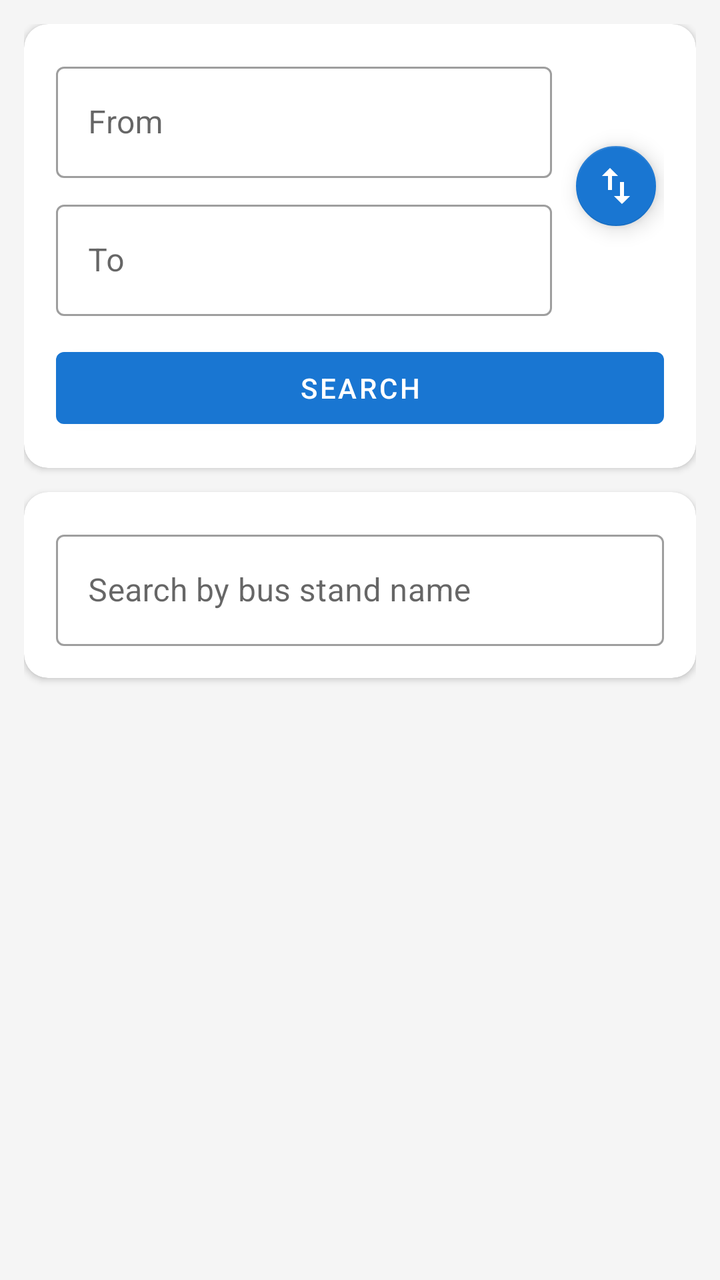
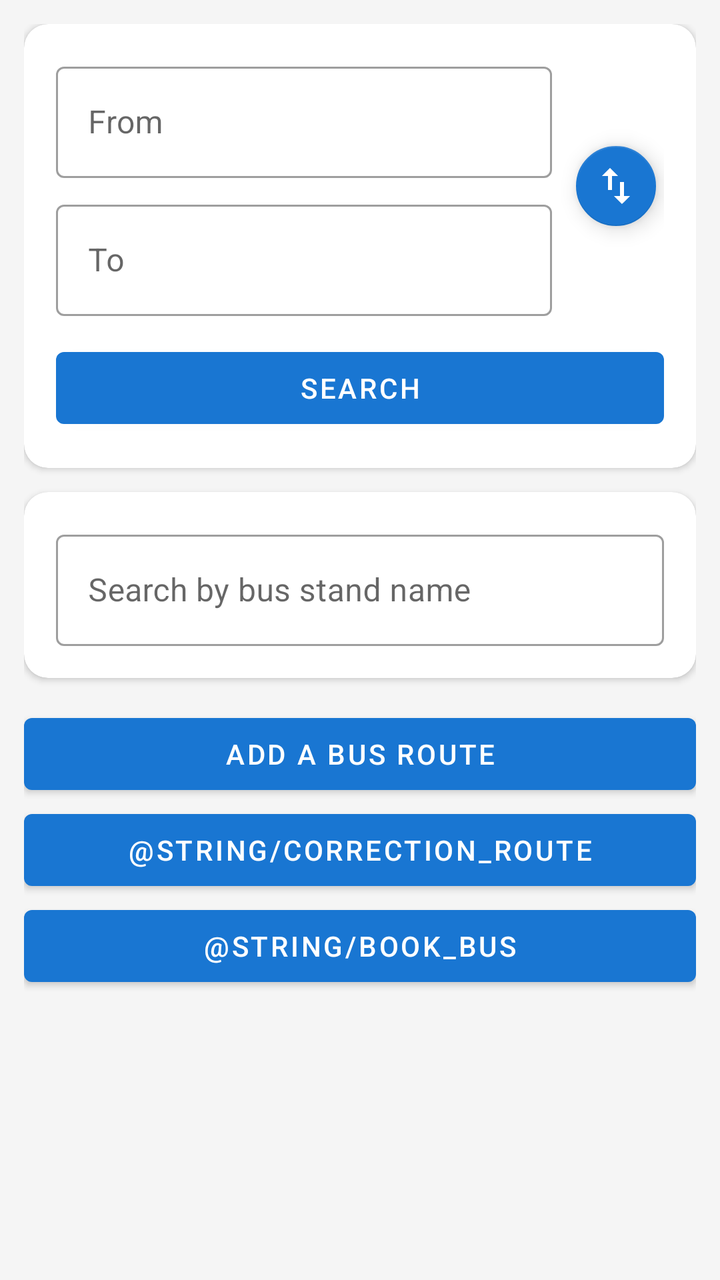

Compare the two renders of this Android layout. The source of the first and the diff that turns it into the second are given below.
<!-- AndroidManifest.xml: application theme Theme.Bustime -->
<!-- res/layout/fragment_bus.xml -->
<?xml version="1.0" encoding="utf-8"?>
<androidx.core.widget.NestedScrollView xmlns:android="http://schemas.android.com/apk/res/android"
    xmlns:app="http://schemas.android.com/apk/res-auto"
    android:layout_width="match_parent"
    android:layout_height="match_parent"
    android:background="#F5F5F5"
    android:fillViewport="true">

    <LinearLayout
        android:layout_width="match_parent"
        android:layout_height="wrap_content"
        android:orientation="vertical"
        android:padding="12dp">

        
        <androidx.cardview.widget.CardView
            android:layout_width="match_parent"
            android:layout_height="wrap_content"
            app:cardCornerRadius="12dp"
            app:cardElevation="2dp">

            <LinearLayout
                android:layout_width="match_parent"
                android:layout_height="wrap_content"
                android:orientation="vertical"
                android:padding="16dp">

                <FrameLayout
                    android:layout_width="match_parent"
                    android:layout_height="wrap_content">

                    <LinearLayout
                        android:layout_width="match_parent"
                        android:layout_height="wrap_content"
                        android:layout_marginEnd="56dp"
                        android:orientation="vertical">

                        <com.google.android.material.textfield.TextInputLayout
                            style="@style/Widget.MaterialComponents.TextInputLayout.OutlinedBox"
                            android:layout_width="match_parent"
                            android:layout_height="wrap_content"
                            android:hint="@string/from_hint">

                            <com.google.android.material.textfield.TextInputEditText
                                android:id="@+id/etFrom"
                                android:layout_width="match_parent"
                                android:layout_height="wrap_content"
                                android:clickable="true"
                                android:cursorVisible="false"
                                android:focusable="false"
                                android:inputType="none"
                                android:maxLines="1" />
                        </com.google.android.material.textfield.TextInputLayout>

                        <com.google.android.material.textfield.TextInputLayout
                            style="@style/Widget.MaterialComponents.TextInputLayout.OutlinedBox"
                            android:layout_width="match_parent"
                            android:layout_height="wrap_content"
                            android:layout_marginTop="8dp"
                            android:hint="@string/to_hint">

                            <com.google.android.material.textfield.TextInputEditText
                                android:id="@+id/etTo"
                                android:layout_width="match_parent"
                                android:layout_height="wrap_content"
                                android:clickable="true"
                                android:cursorVisible="false"
                                android:focusable="false"
                                android:inputType="none"
                                android:maxLines="1" />
                        </com.google.android.material.textfield.TextInputLayout>
                    </LinearLayout>

                    <com.google.android.material.floatingactionbutton.FloatingActionButton
                        android:id="@+id/btnSwap"
                        android:layout_width="wrap_content"
                        android:layout_height="wrap_content"
                        android:layout_gravity="end|center_vertical"
                        android:contentDescription="@string/swap_places"
                        android:src="@drawable/ic_swap_vert"
                        app:backgroundTint="@color/colorPrimary"
                        app:fabSize="mini"
                        app:tint="@android:color/white" />
                </FrameLayout>

                <Button
                    android:id="@+id/btnSearchRoute"
                    android:layout_width="match_parent"
                    android:layout_height="wrap_content"
                    android:layout_marginTop="12dp"
                    android:text="@string/search" />
            </LinearLayout>
        </androidx.cardview.widget.CardView>

        
        <androidx.cardview.widget.CardView
            android:layout_width="match_parent"
            android:layout_height="wrap_content"
            android:layout_marginTop="12dp"
            app:cardCornerRadius="12dp"
            app:cardElevation="2dp">

            <LinearLayout
                android:layout_width="match_parent"
                android:layout_height="wrap_content"
                android:orientation="vertical"
                android:padding="16dp">

                <com.google.android.material.textfield.TextInputLayout
                    style="@style/Widget.MaterialComponents.TextInputLayout.OutlinedBox"
                    android:layout_width="match_parent"
                    android:layout_height="wrap_content"
                    android:hint="@string/stand_hint">

                    <com.google.android.material.textfield.TextInputEditText
                        android:id="@+id/etStand"
                        android:layout_width="match_parent"
                        android:layout_height="wrap_content"
                        android:clickable="true"
                        android:cursorVisible="false"
                        android:focusable="false"
                        android:inputType="none"
                        android:maxLines="1" />
                </com.google.android.material.textfield.TextInputLayout>
            </LinearLayout>
        </androidx.cardview.widget.CardView>
    </LinearLayout>
</androidx.core.widget.NestedScrollView>
<!-- resources referenced by this layout -->
<resources>
  <color name="colorPrimary">#1976D2</color>
  <!-- drawable ic_swap_vert (drawable) -->
  <?xml version="1.0" encoding="utf-8"?>
  <vector xmlns:android="http://schemas.android.com/apk/res/android"
      android:width="24dp"
      android:height="24dp"
      android:viewportWidth="24"
      android:viewportHeight="24">
      <path
          android:fillColor="#FFFFFF"
          android:pathData="M16,17.01V10h-2v7.01h-3L15,21l4,-3.99h-3zM9,3L5,6.99h3V14h2V6.99h3L9,3z" />
  </vector>
  <string name="from_hint">From</string>
  <string name="search">Search</string>
  <string name="stand_hint">Search by bus stand name</string>
  <string name="swap_places">Swap From and To</string>
  <string name="to_hint">To</string>
  <style name="Theme.Bustime" parent="Theme.MaterialComponents.Light.NoActionBar">
          <item name="colorPrimary">@color/colorPrimary</item>
          <item name="colorPrimaryVariant">@color/colorPrimaryDark</item>
          <item name="colorSecondary">@color/colorAccent</item>
          <item name="colorOnPrimary">#FFFFFF</item>
      </style>
  <color name="colorPrimaryDark">#0D47A1</color>
  <color name="colorAccent">#FF4081</color>
</resources>

<!-- the commit's change to res/layout/fragment_bus.xml (unified diff, before → after) -->
@@ -124,5 +124,13 @@
                 </com.google.android.material.textfield.TextInputLayout>
             </LinearLayout>
         </androidx.cardview.widget.CardView>
+
+        <LinearLayout
+            android:layout_width="match_parent" android:layout_height="wrap_content"
+            android:layout_marginTop="14dp" android:orientation="vertical">
+            <Button android:id="@+id/btnAddRoute" android:layout_width="match_parent" android:layout_height="wrap_content" android:text="@string/add_route" />
+            <Button android:id="@+id/btnCorrectRoute" android:layout_width="match_parent" android:layout_height="wrap_content" android:text="@string/correction_route" />
+            <Button android:id="@+id/btnBookBus" android:layout_width="match_parent" android:layout_height="wrap_content" android:text="@string/book_bus" />
+        </LinearLayout>
     </LinearLayout>
 </androidx.core.widget.NestedScrollView>
<!-- resource entries referenced after the edit -->
@@ -12,6 +12,7 @@
           android:fillColor="#FFFFFF"
           android:pathData="M16,17.01V10h-2v7.01h-3L15,21l4,-3.99h-3zM9,3L5,6.99h3V14h2V6.99h3L9,3z" />
   </vector>
+  <string name="add_route">Add a bus route</string>
   <string name="from_hint">From</string>
   <string name="search">Search</string>
   <string name="stand_hint">Search by bus stand name</string>
